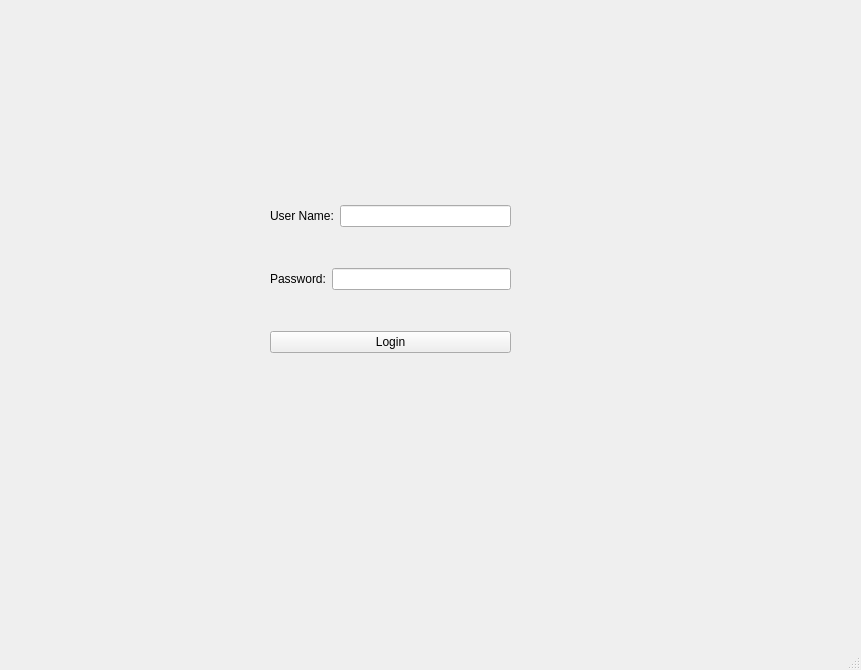
Old version of the form login.ui in the repository conbaodn/integrity.
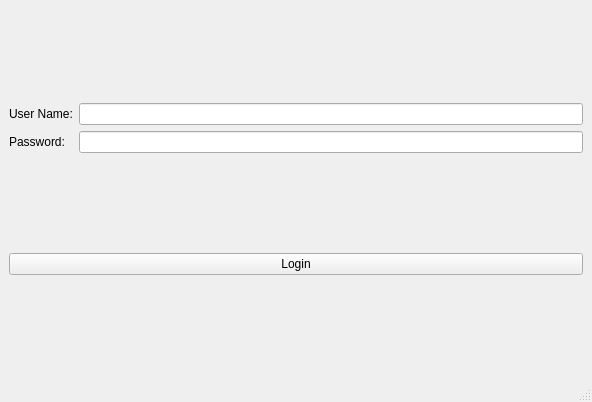
New version of the form.

Commit message: 28/03/24 additions login Ui and reorganizations file check integrity

```diff
--- a/login.ui
+++ b/login.ui
@@ -6,61 +6,51 @@
    <rect>
     <x>0</x>
     <y>0</y>
-    <width>861</width>
-    <height>670</height>
+    <width>592</width>
+    <height>402</height>
    </rect>
   </property>
   <property name="windowTitle">
    <string>MainWindow</string>
   </property>
   <widget class="QWidget" name="centralwidget">
-   <widget class="QWidget" name="">
-    <property name="geometry">
-     <rect>
-      <x>270</x>
-      <y>170</y>
-      <width>241</width>
-      <height>221</height>
-     </rect>
-    </property>
-    <layout class="QVBoxLayout" name="verticalLayout">
+   <layout class="QGridLayout" name="gridLayout">
+    <item row="1" column="0" colspan="2">
+     <widget class="QPushButton" name="btn_login">
+      <property name="text">
+       <string>Login</string>
+      </property>
+     </widget>
+    </item>
+    <item row="0" column="0">
+     <layout class="QVBoxLayout" name="verticalLayout_2">
      <item>
-      <layout class="QHBoxLayout" name="horizontalLayout">
-       <item>
-        <widget class="QLabel" name="label">
+       <widget class="QLabel" name="label_name">
          <property name="text">
           <string>User Name:</string>
          </property>
         </widget>
        </item>
        <item>
-        <widget class="QLineEdit" name="lineEdit"/>
-       </item>
-      </layout>
-     </item>
-     <item>
-      <layout class="QHBoxLayout" name="horizontalLayout_2">
-       <item>
-        <widget class="QLabel" name="label_2">
+       <widget class="QLabel" name="label_pwd">
          <property name="text">
           <string>Password:</string>
          </property>
         </widget>
        </item>
-       <item>
-        <widget class="QLineEdit" name="lineEdit_2"/>
-       </item>
-      </layout>
-     </item>
+     </layout>
+    </item>
+    <item row="0" column="1">
+     <layout class="QVBoxLayout" name="verticalLayout">
      <item>
-      <widget class="QPushButton" name="pushButton">
-       <property name="text">
-        <string>Login</string>
-       </property>
-      </widget>
-     </item>
-    </layout>
-   </widget>
+       <widget class="QLineEdit" name="line_name"/>
+      </item>
+      <item>
+       <widget class="QLineEdit" name="line_pwd"/>
+      </item>
+     </layout>
+    </item>
+   </layout>
   </widget>
   <widget class="QMenuBar" name="menubar">
    <property name="geometry">
```
Left out of the diff: 2 changed lines with no effect on the pictures. Lines whose indentation alone changed are shown as unchanged. The commit also changes 12 other files.
